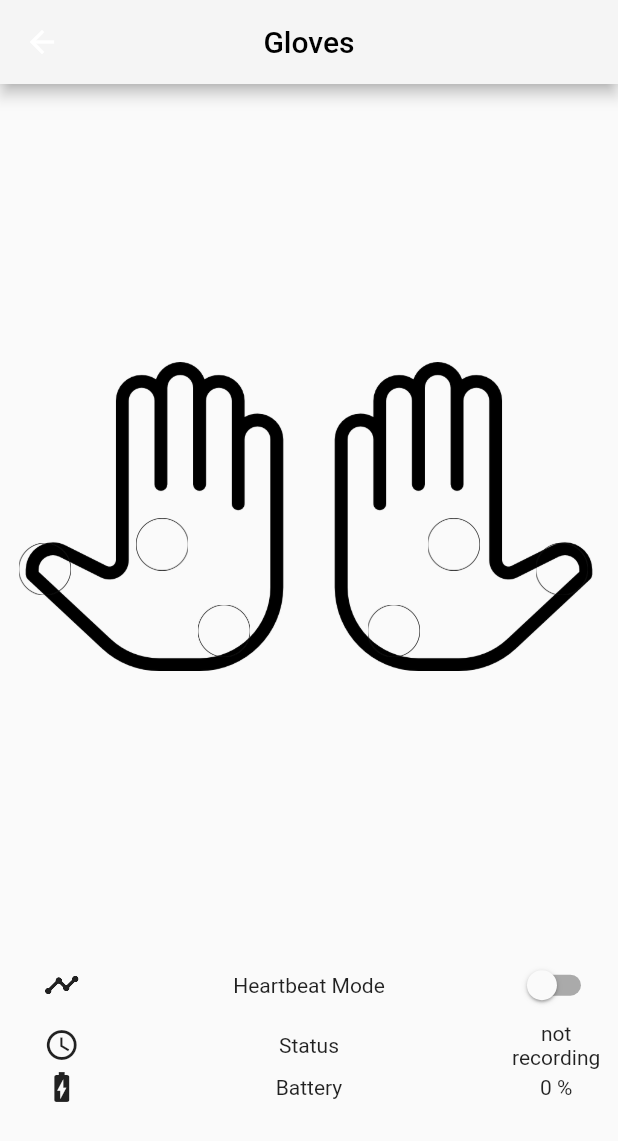
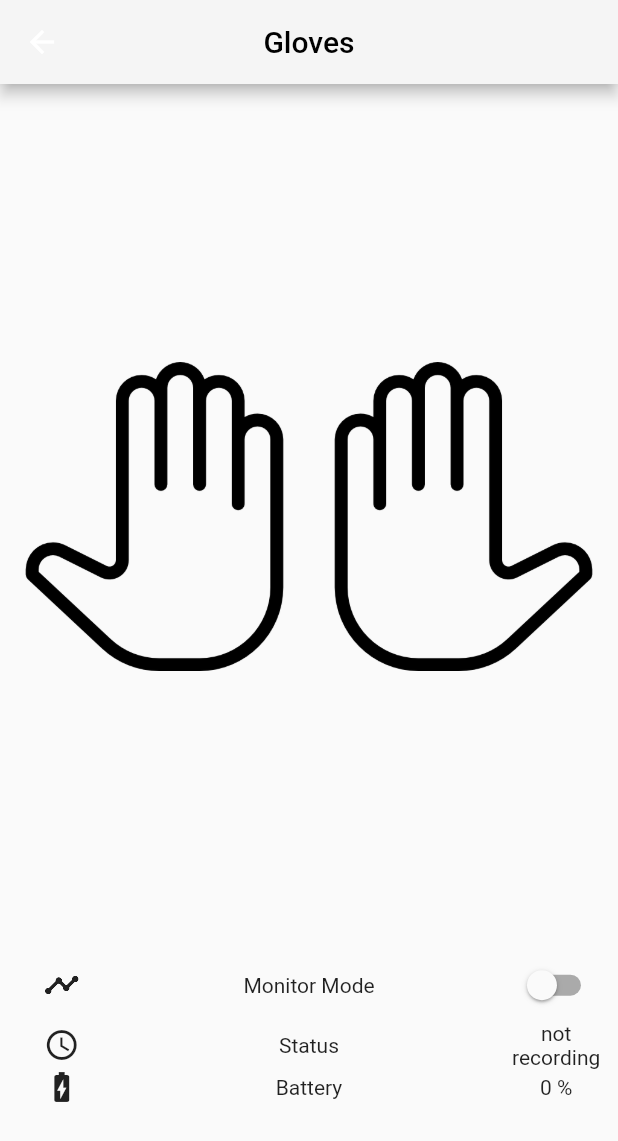
Before and after one commit to orion2166/measurement-gloves, a Flutter app: the Home screen opened directly, on a phone screen of 412 x 824 dp. Shown: the top 1141 px of the screen. Run offline on Flutter 3.47's test engine with Material 2 defaults, Android fonts, the light colour scheme and no system bars.

Commit message:
implemented toggling circles on the glove
still need to work on adding red circles on the glove

```diff
--- a/App/measurement_gloves/lib/heartbeat.dart
+++ b/App/measurement_gloves/lib/heartbeat.dart
@@ -70,7 +70,7 @@ class _HomeState extends State<Home> {
                       )
                   ),
                 ],),
-              Positioned( //left thumb circle
+              toggleVal ? Positioned( //left thumb circle
                 top: MediaQuery.of(context).size.height*0.35,
                 left: MediaQuery.of(context).size.width*0.03,
                 //height: 50.0,
@@ -81,8 +81,8 @@ class _HomeState extends State<Home> {
                   width: MediaQuery.of(context).size.width*0.085,
                   fit: BoxFit.fitWidth,
                 ),
-              ),
-              Positioned( //left top circle
+              ): Container(height:0, width: 0),
+              toggleVal ? Positioned( //left top circle
                 top: MediaQuery.of(context).size.height*0.33,
                 left: MediaQuery.of(context).size.width*0.22,
                 //height: 50.0,
@@ -93,8 +93,8 @@ class _HomeState extends State<Home> {
                   width: MediaQuery.of(context).size.width*0.085,
                   fit: BoxFit.fitWidth,
                 ),
-              ),
-              Positioned(//left bottom circle
+              ):Container(height:0, width: 0),
+              toggleVal ? Positioned(//left bottom circle
                 top: MediaQuery.of(context).size.height*0.40,
                 left: MediaQuery.of(context).size.width*0.32,
                 //height: 50.0,
@@ -105,8 +105,8 @@ class _HomeState extends State<Home> {
                   width: MediaQuery.of(context).size.width*0.085,
                   fit: BoxFit.fitWidth,
                 ),
-              ),
-              Positioned( //right thumb circle
+              ):Container(height:0, width: 0),
+              toggleVal ? Positioned( //right thumb circle
                 top: MediaQuery.of(context).size.height*0.35,
                 left: MediaQuery.of(context).size.width - 55.0,
                 //height: 50.0,
@@ -117,8 +117,8 @@ class _HomeState extends State<Home> {
                   width: MediaQuery.of(context).size.width*0.085,
                   fit: BoxFit.fitWidth,
                 ),
-              ),
-              Positioned( //right top circle
+              ):Container(height:0, width: 0),
+              toggleVal ? Positioned( //right top circle
                 top: MediaQuery.of(context).size.height*0.33,
                 left: MediaQuery.of(context).size.width - 127.0,
                 //height: 50.0,
@@ -129,8 +129,8 @@ class _HomeState extends State<Home> {
                   width: MediaQuery.of(context).size.width*0.085,
                   fit: BoxFit.fitWidth,
                 ),
-              ),
-              Positioned( //right bottom circle
+              ):Container(height:0, width: 0),
+              toggleVal ? Positioned( //right bottom circle
                 top: MediaQuery.of(context).size.height*0.40,
                 left: MediaQuery.of(context).size.width - 167.0,
                 //height: 50.0,
@@ -141,7 +141,7 @@ class _HomeState extends State<Home> {
                   width: MediaQuery.of(context).size.width*0.085,
                   fit: BoxFit.fitWidth,
                 ),
-              ),
+              ):Container(height:0, width: 0),
             ]
           ),
           Row( //heartbeat mode bar
@@ -157,7 +157,7 @@ class _HomeState extends State<Home> {
               Expanded(
                 flex: 6,
                 child: Text(
-                  'Heartbeat Mode',
+                  'Monitor Mode',
                   textAlign: TextAlign.center,
                 ),
               ),
```
